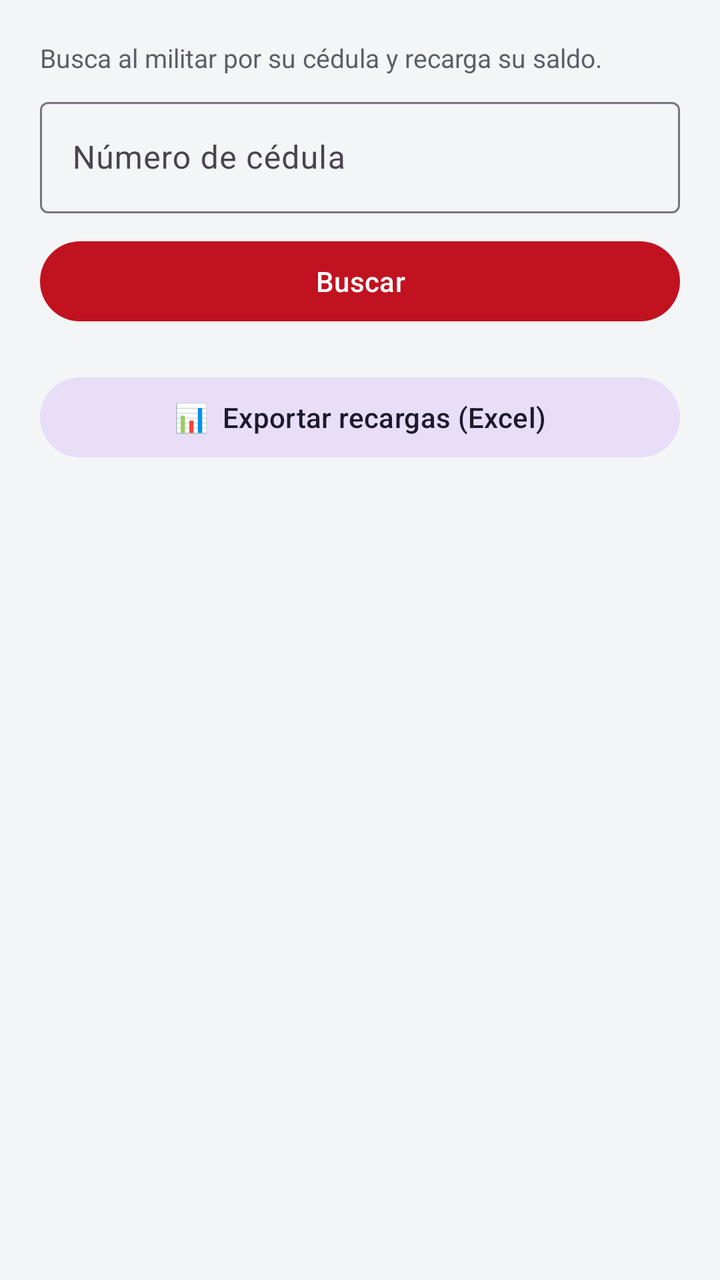
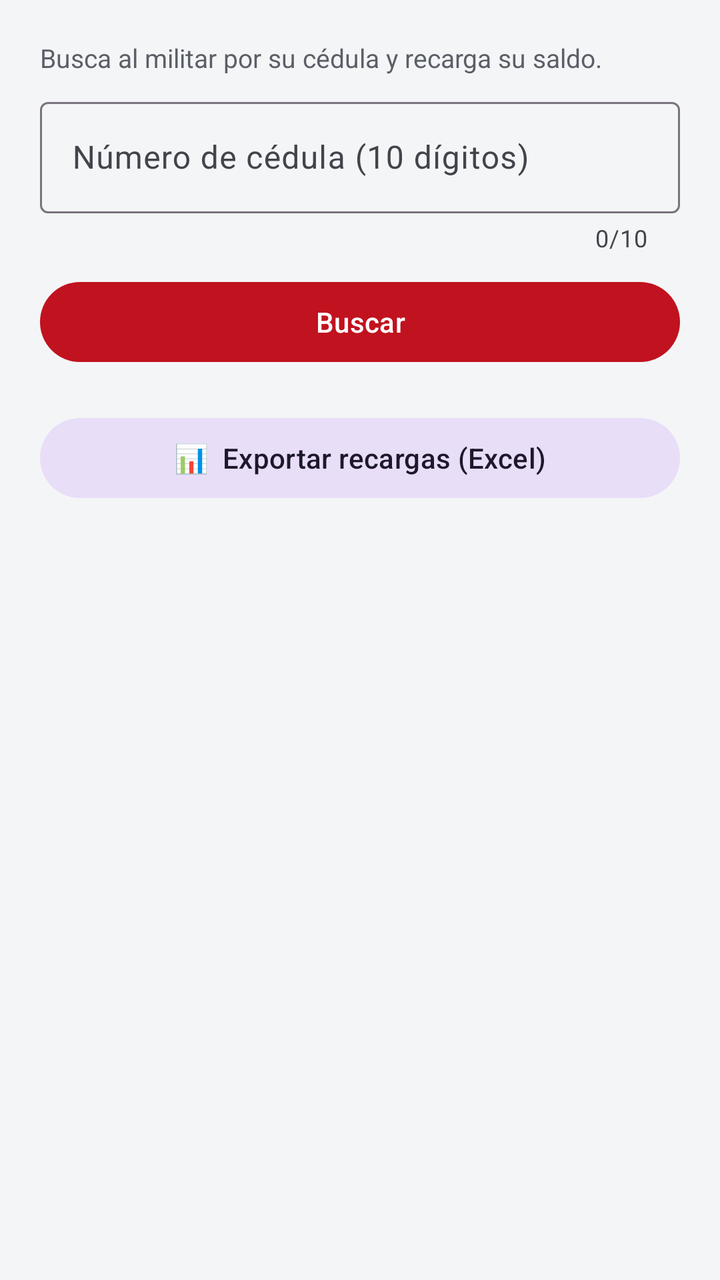

Before-and-after screenshots of an Android layout around one commit, followed by the original layout XML and the change that was made.
<!-- AndroidManifest.xml: application theme Theme.Confronta -->
<!-- res/layout/activity_recarga.xml -->
<?xml version="1.0" encoding="utf-8"?>
<ScrollView xmlns:android="http://schemas.android.com/apk/res/android"
    xmlns:app="http://schemas.android.com/apk/res-auto"
    android:layout_width="match_parent"
    android:layout_height="match_parent"
    android:background="@color/gris_fondo"
    android:fillViewport="true">

    <LinearLayout
        android:layout_width="match_parent"
        android:layout_height="wrap_content"
        android:orientation="vertical"
        android:padding="20dp">

        <TextView
            android:layout_width="wrap_content" android:layout_height="wrap_content"
            android:text="Busca al militar por su cédula y recarga su saldo."
            android:textColor="@color/gris_texto" android:textSize="13sp"
            android:layout_marginBottom="8dp" />

        <com.google.android.material.textfield.TextInputLayout
            android:layout_width="match_parent" android:layout_height="wrap_content"
            android:hint="Número de cédula">
            <com.google.android.material.textfield.TextInputEditText
                android:id="@+id/etCedula"
                android:layout_width="match_parent" android:layout_height="wrap_content"
                android:inputType="number" />
        </com.google.android.material.textfield.TextInputLayout>

        <com.google.android.material.button.MaterialButton
            android:id="@+id/btnBuscar"
            android:layout_width="match_parent" android:layout_height="wrap_content"
            android:layout_marginTop="10dp"
            android:text="Buscar" />

        <com.google.android.material.card.MaterialCardView
            android:id="@+id/cardPersona"
            android:layout_width="match_parent" android:layout_height="wrap_content"
            android:layout_marginTop="18dp" android:visibility="gone"
            app:cardCornerRadius="14dp" app:cardElevation="2dp">
            <LinearLayout
                android:layout_width="match_parent" android:layout_height="wrap_content"
                android:orientation="vertical" android:padding="16dp">
                <TextView
                    android:id="@+id/tvPersona"
                    android:layout_width="match_parent" android:layout_height="wrap_content"
                    android:textStyle="bold" android:textSize="16sp"
                    android:textColor="@color/verde_militar_oscuro" />
                <TextView
                    android:id="@+id/tvSaldoActual"
                    android:layout_width="match_parent" android:layout_height="wrap_content"
                    android:layout_marginTop="4dp" android:textSize="15sp"
                    android:textColor="@color/gris_texto" />

                <com.google.android.material.textfield.TextInputLayout
                    android:layout_width="match_parent" android:layout_height="wrap_content"
                    android:layout_marginTop="12dp" android:hint="Monto a recargar ($)">
                    <com.google.android.material.textfield.TextInputEditText
                        android:id="@+id/etMonto"
                        android:layout_width="match_parent" android:layout_height="wrap_content"
                        android:inputType="numberDecimal" />
                </com.google.android.material.textfield.TextInputLayout>

                <com.google.android.material.button.MaterialButton
                    android:id="@+id/btnRecargar"
                    android:layout_width="match_parent" android:layout_height="wrap_content"
                    android:layout_marginTop="10dp" android:paddingVertical="12dp"
                    android:text="Recargar saldo" />
            </LinearLayout>
        </com.google.android.material.card.MaterialCardView>

        <com.google.android.material.button.MaterialButton
            android:id="@+id/btnExcel"
            style="@style/Widget.Material3.Button.TonalButton"
            android:layout_width="match_parent" android:layout_height="wrap_content"
            android:layout_marginTop="20dp"
            android:text="📊  Exportar recargas (Excel)" />

        <ProgressBar
            android:id="@+id/progreso"
            android:layout_width="wrap_content" android:layout_height="wrap_content"
            android:layout_gravity="center" android:layout_marginTop="12dp"
            android:visibility="gone" />
    </LinearLayout>
</ScrollView>
<!-- resources referenced by this layout -->
<resources>
  <color name="gris_fondo">#F4F5F7</color>
  <color name="gris_texto">#5B5F66</color>
  <color name="verde_militar_oscuro">#8A0E17</color>
  <style name="Theme.Confronta" parent="Theme.Material3.DayNight">
          <item name="colorPrimary">@color/verde_militar</item>
          <item name="colorPrimaryDark">@color/verde_militar_oscuro</item>
          <item name="colorOnPrimary">@color/blanco</item>
          <item name="colorSecondary">@color/dorado</item>
          <item name="colorOnSecondary">@color/blanco</item>
          
          <item name="android:statusBarColor">@color/negro</item>
      </style>
  <color name="verde_militar">#C1121F</color>
  <color name="blanco">#FFFFFF</color>
  <color name="dorado">#52565C</color>
  <color name="negro">#14161A</color>
</resources>

<!-- the commit's change to res/layout/activity_recarga.xml (unified diff, before → after) -->
@@ -19,12 +19,16 @@
             android:layout_marginBottom="8dp" />
 
         <com.google.android.material.textfield.TextInputLayout
+            xmlns:app="http://schemas.android.com/apk/res-auto"
             android:layout_width="match_parent" android:layout_height="wrap_content"
-            android:hint="Número de cédula">
+            android:hint="Número de cédula (10 dígitos)"
+            app:counterEnabled="true" app:counterMaxLength="10">
             <com.google.android.material.textfield.TextInputEditText
                 android:id="@+id/etCedula"
                 android:layout_width="match_parent" android:layout_height="wrap_content"
-                android:inputType="number" />
+                android:inputType="number"
+                android:maxLength="10"
+                android:digits="0123456789" />
         </com.google.android.material.textfield.TextInputLayout>
 
         <com.google.android.material.button.MaterialButton
<!-- resource entries referenced after the edit -->
@@ -3,18 +3,43 @@
   <color name="gris_fondo">#F4F5F7</color>
   <color name="gris_texto">#5B5F66</color>
   <color name="verde_militar_oscuro">#8A0E17</color>
-  <style name="Theme.Confronta" parent="Theme.Material3.DayNight">
+  <style name="Theme.Confronta" parent="Theme.Material3.Light">
           <item name="colorPrimary">@color/verde_militar</item>
           <item name="colorPrimaryDark">@color/verde_militar_oscuro</item>
           <item name="colorOnPrimary">@color/blanco</item>
           <item name="colorSecondary">@color/dorado</item>
           <item name="colorOnSecondary">@color/blanco</item>
+  
+          
+          <item name="colorSurface">@color/superficie</item>
+          <item name="colorOnSurface">@color/texto_principal</item>
+          <item name="colorOnSurfaceVariant">@color/texto_secundario</item>
+          <item name="android:colorBackground">@color/gris_fondo</item>
+          <item name="colorOnBackground">@color/texto_principal</item>
+          <item name="android:textColorPrimary">@color/texto_principal</item>
+          <item name="android:textColorSecondary">@color/texto_secundario</item>
+          <item name="android:textColorHint">@color/texto_hint</item>
+  
+          
+          <item name="materialButtonStyle">@style/Widget.Confronta.Button</item>
+  
           
           <item name="android:statusBarColor">@color/negro</item>
       </style>
   <color name="verde_militar">#C1121F</color>
   <color name="blanco">#FFFFFF</color>
   <color name="dorado">#52565C</color>
+  <color name="superficie">#FFFFFF</color>
+  <color name="texto_principal">#14161A</color>
+  <color name="texto_secundario">#41454B</color>
+  <color name="texto_hint">#6B7078</color>
+  <style name="Widget.Confronta.Button" parent="Widget.Material3.Button">
+          <item name="backgroundTint">@color/boton_fondo</item>
+          <item name="android:textColor">@color/boton_texto</item>
+          <item name="iconTint">@color/boton_texto</item>
+          <item name="rippleColor">@color/blanco</item>
+          <item name="android:textAllCaps">false</item>
+      </style>
   <color name="negro">#14161A</color>
 </resources>
 
